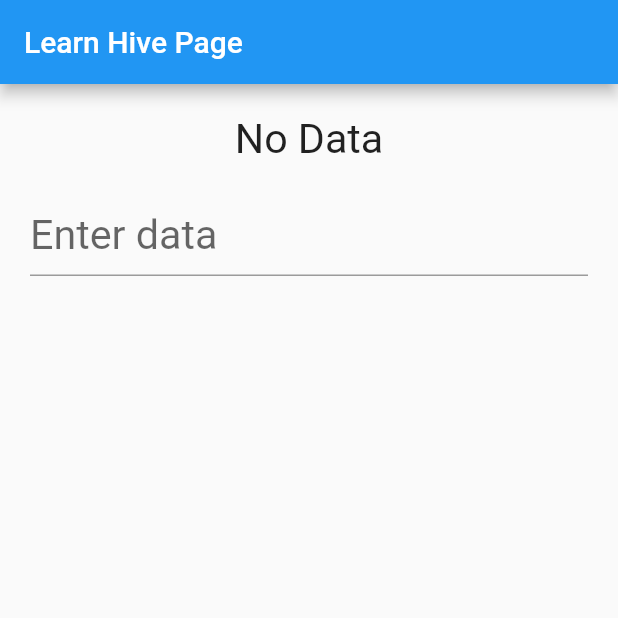
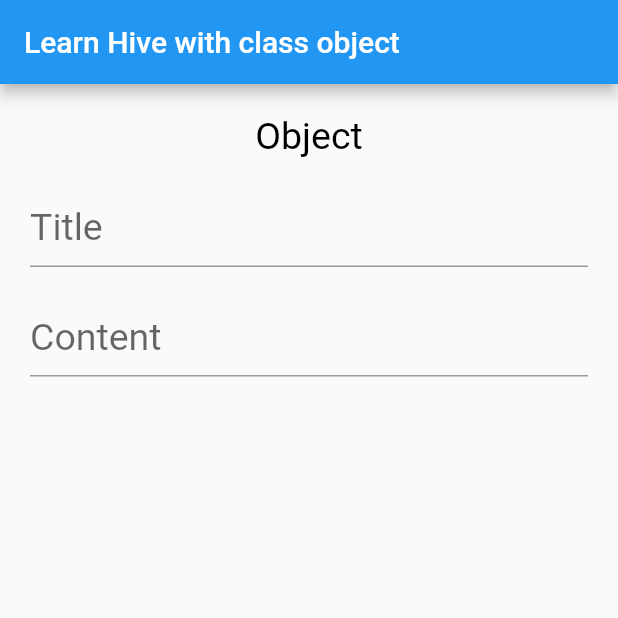
Before and after one commit to Nasibali144/learn_shared_preferance, a Flutter app: the screen it shows after launch, on a phone screen of 412 x 824 dp, the top half of it. Run offline on Flutter 3.47's test engine with Material 2 defaults, Android fonts, the phone set to English and light mode, and no system bars; our stand-ins replace hive_flutter, permission_handler, shared_preferences; accounts and stored records are empty.

Commit message:
update project

```diff
--- a/lib/app.dart
+++ b/lib/app.dart
@@ -3,6 +3,7 @@ import 'package:learn_shared_preferance/pages/hive_learn_page.dart';
 import 'package:learn_shared_preferance/pages/home_page.dart';
 import 'package:learn_shared_preferance/pages/lang_page.dart';
 import 'package:learn_shared_preferance/pages/mode_page.dart';
+import 'package:learn_shared_preferance/pages/save_object_page.dart';
 
 class LearnDb extends StatelessWidget {
   const LearnDb({Key? key}) : super(key: key);
@@ -10,7 +11,7 @@ class LearnDb extends StatelessWidget {
   @override
   Widget build(BuildContext context) {
     return const MaterialApp(
-      home: HiveLearnPage(),
+      home: SaveObjectPage(),
     );
   }
 }
--- a/lib/main.dart
+++ b/lib/main.dart
@@ -1,13 +1,17 @@
 import 'package:flutter/material.dart';
 import 'package:hive_flutter/hive_flutter.dart';
+import 'package:learn_shared_preferance/models/post_model.dart';
 import 'package:learn_shared_preferance/services/new_pref_service.dart';
 import 'app.dart';
 
 void main() async {
   WidgetsFlutterBinding.ensureInitialized();
   await NewPrefService.init();
+
+  Hive.registerAdapter(PostAdapter());
   await Hive.initFlutter();
-  await Hive.openBox('testBox');
+  // await Hive.openBox('testBox');
+  await Hive.openBox<Post>('postBox');
 
   runApp(const LearnDb());
 }
--- /dev/null
+++ b/lib/models/post_model.dart
@@ -0,0 +1,39 @@
+
+import 'package:hive_flutter/hive_flutter.dart';
+
+class Post {
+  late String title;
+  late String content;
+
+  Post(this.title, this.content);
+
+  Post.fromJson(Map<String, dynamic> json) {
+    title = json['title'];
+    content = json['content'];
+  }
+
+  Map<String, dynamic> toJson() => {
+    "title" : title,
+    "content" : content,
+  };
+
+  @override
+  toString() {
+    return "Title: $title\nContent: $content";
+  }
+}
+
+class PostAdapter extends TypeAdapter<Post> {
+  @override
+  final typeId = 0;
+
+  @override
+  Post read(BinaryReader reader) {
+    return Post.fromJson(reader.read(typeId));
+  }
+
+  @override
+  void write(BinaryWriter writer, Post obj) {
+    writer.write(obj.toJson());
+  }
+}
--- /dev/null
+++ b/lib/pages/save_object_page.dart
@@ -0,0 +1,87 @@
+import 'package:flutter/material.dart';
+import 'package:hive_flutter/hive_flutter.dart';
+import 'package:learn_shared_preferance/models/post_model.dart';
+
+class SaveObjectPage extends StatefulWidget {
+  const SaveObjectPage({Key? key}) : super(key: key);
+
+  @override
+  State<SaveObjectPage> createState() => _SaveObjectPageState();
+}
+
+class _SaveObjectPageState extends State<SaveObjectPage> {
+  late Post post;
+  String title = "";
+  String content = "";
+
+  @override
+  void initState() {
+    super.initState();
+    getData();
+  }
+
+  void getData() {
+    var box = Hive.box<Post>("postBox");
+    post = box.get("post", defaultValue: Post("No title", "No content"))!;
+  }
+
+  void setData() async {
+    var box = Hive.box<Post>("postBox");
+    box.put("post", Post(title, content));
+  }
+
+  void next(String value) {
+    title = value;
+    FocusScope.of(context).nextFocus();
+  }
+
+  @override
+  Widget build(BuildContext context) {
+    return Scaffold(
+      appBar: AppBar(
+        title: const Text("Learn Hive with class object"),
+      ),
+      body: Padding(
+        padding: const EdgeInsets.all(20.0),
+        child: Column(
+          children: const [
+
+            // #data
+            Text(
+              "Object",
+              style: TextStyle(
+                fontSize: 25,
+                color: Colors.black,
+              ),
+              textAlign: TextAlign.center,
+            ),
+            SizedBox(height: 20,),
+
+            // #title
+            TextField(
+              decoration: InputDecoration(
+                hintText: "Title",
+              ),
+              style: TextStyle(
+                fontSize: 25,
+                color: Colors.black,
+              ),
+            ),
+            SizedBox(height: 20,),
+
+            // #content
+            TextField(
+              decoration: InputDecoration(
+                hintText: "Content",
+              ),
+              style: TextStyle(
+                fontSize: 25,
+                color: Colors.black,
+              ),
+            ),
+          ],
+        ),
+      ),
+    );
+  }
+}
```
